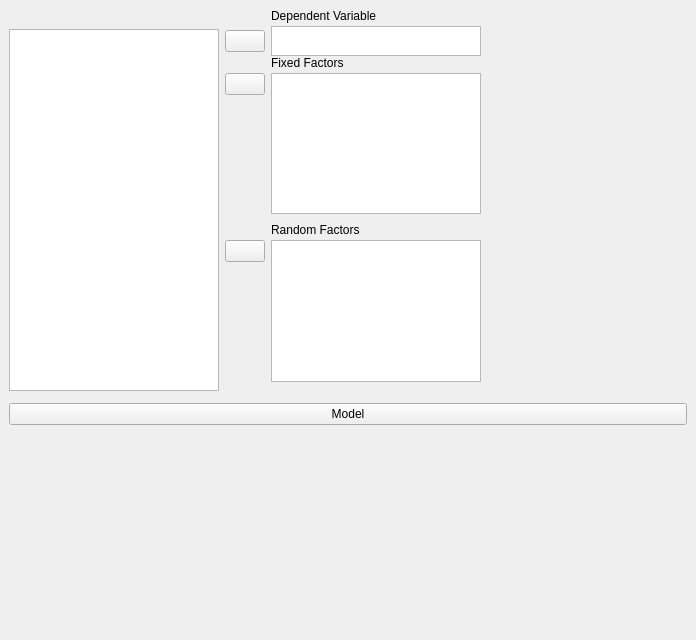
Above: JASP-Desktop/analysisforms/anovabayesianform.ui from jasp-stats/jasp-desktop before the change. Below: the same form after it.
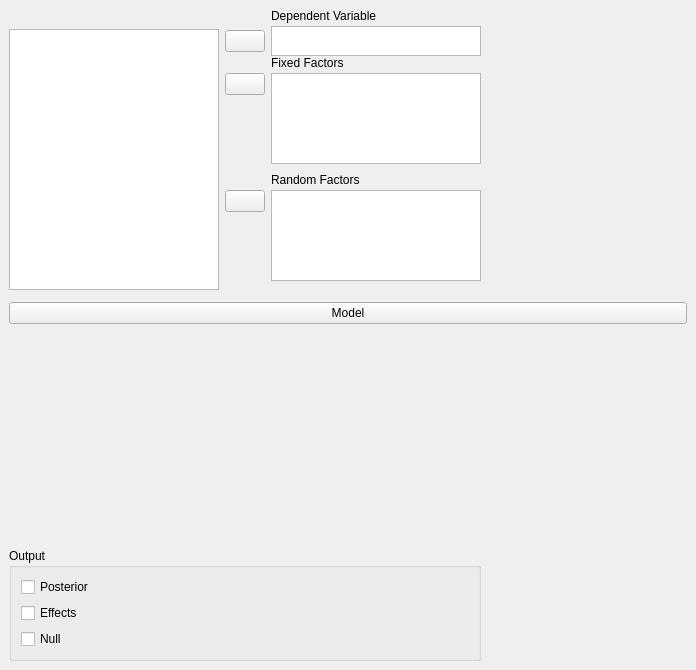
That is the form after the change. Custom widgets are drawn as their Qt base class.

Commit message: Added some options to the Bayesian ANOVA

What changed in the file:
```diff
--- a/JASP-Desktop/analysisforms/anovabayesianform.ui
+++ b/JASP-Desktop/analysisforms/anovabayesianform.ui
@@ -7,13 +7,13 @@
     <x>0</x>
     <y>0</y>
     <width>696</width>
-    <height>640</height>
+    <height>670</height>
    </rect>
   </property>
   <property name="windowTitle">
    <string>Form</string>
   </property>
-  <layout class="QGridLayout" name="gridLayout_6">
+  <layout class="QGridLayout" name="gridLayout_8">
    <property name="leftMargin">
     <number>0</number>
    </property>
@@ -29,16 +29,6 @@
    <property name="verticalSpacing">
     <number>0</number>
    </property>
-   <item row="0" column="1">
-    <widget class="QWidget" name="widget_4" native="true">
-     <property name="minimumSize">
-      <size>
-       <width>80</width>
-       <height>0</height>
-      </size>
-     </property>
-    </widget>
-   </item>
    <item row="0" column="0">
     <widget class="QWidget" name="widget_3" native="true">
      <property name="maximumSize">
@@ -319,6 +309,16 @@
      </layout>
     </widget>
    </item>
+   <item row="0" column="1">
+    <widget class="QWidget" name="widget_4" native="true">
+     <property name="minimumSize">
+      <size>
+       <width>80</width>
+       <height>0</height>
+      </size>
+     </property>
+    </widget>
+   </item>
    <item row="1" column="0" colspan="2">
     <widget class="QWidget" name="widget_10" native="true">
      <property name="sizePolicy">
@@ -354,6 +354,45 @@
      </layout>
     </widget>
    </item>
+   <item row="2" column="0">
+    <widget class="QWidget" name="widget_11" native="true">
+     <layout class="QGridLayout" name="gridLayout_6">
+      <item row="0" column="0">
+       <widget class="QGroupBox" name="groupBox">
+        <property name="title">
+         <string>Output</string>
+        </property>
+        <property name="flat">
+         <bool>true</bool>
+        </property>
+        <layout class="QGridLayout" name="gridLayout_4">
+         <item row="0" column="0">
+          <widget class="BoundCheckBox" name="outputPosterior">
+           <property name="text">
+            <string>Posterior</string>
+           </property>
+          </widget>
+         </item>
+         <item row="1" column="0">
+          <widget class="BoundCheckBox" name="outputEffects">
+           <property name="text">
+            <string>Effects</string>
+           </property>
+          </widget>
+         </item>
+         <item row="2" column="0">
+          <widget class="BoundCheckBox" name="outputNull">
+           <property name="text">
+            <string>Null</string>
+           </property>
+          </widget>
+         </item>
+        </layout>
+       </widget>
+      </item>
+     </layout>
+    </widget>
+   </item>
   </layout>
  </widget>
  <customwidgets>
@@ -383,6 +422,11 @@
    <header>widgets/anovamodelwidget.h</header>
    <container>1</container>
   </customwidget>
+  <customwidget>
+   <class>BoundCheckBox</class>
+   <extends>QCheckBox</extends>
+   <header>widgets/boundcheckbox.h</header>
+  </customwidget>
  </customwidgets>
  <resources/>
  <connections/>
```
The commit also changes 1 other file.
